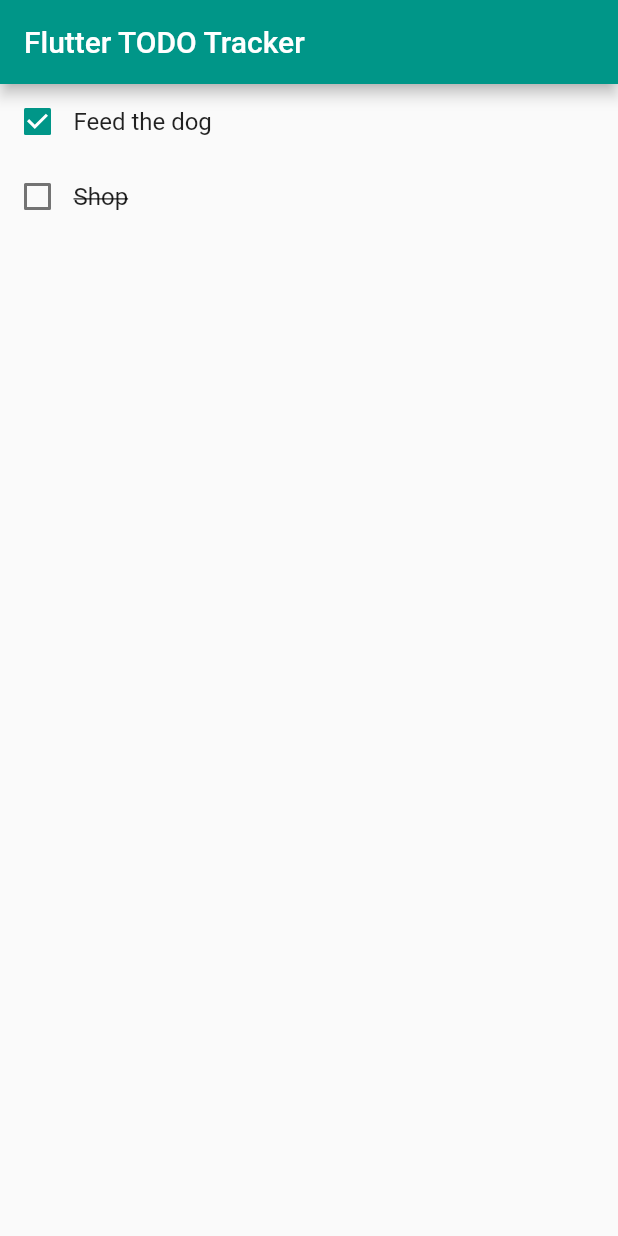
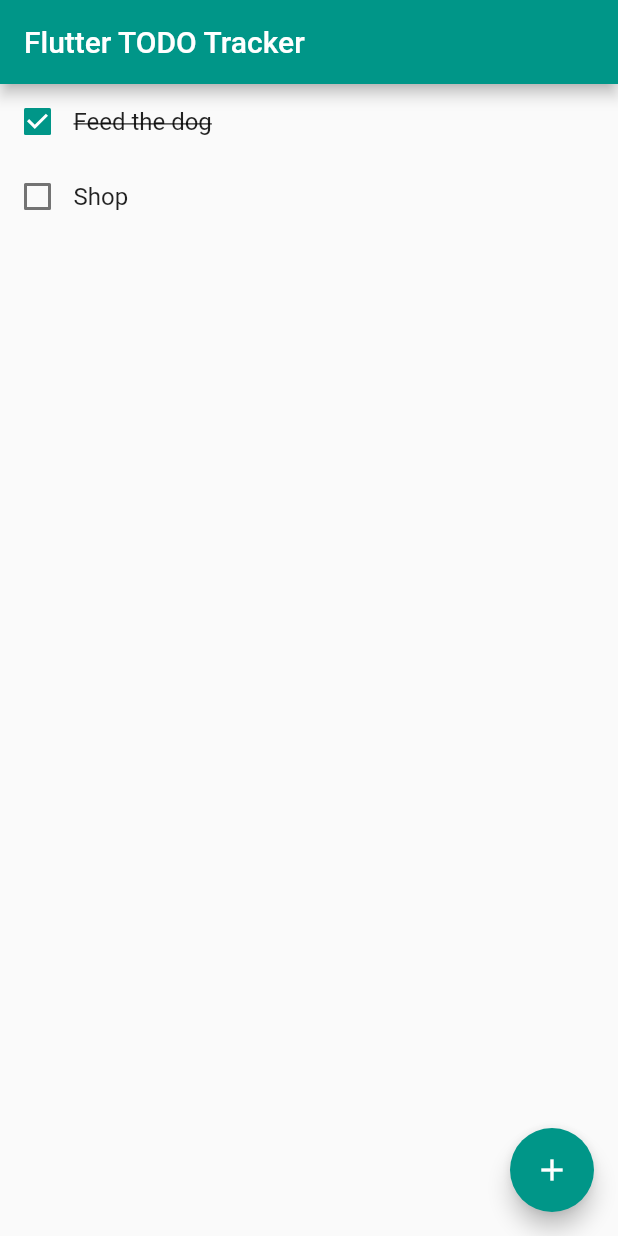
Before and after one commit to bmcilw1/flutter_todo, a Flutter app: the screen it shows after launch, on a phone screen of 412 x 824 dp. Run offline on Flutter 3.47's test engine with Material 2 defaults, Android fonts, the phone set to English and light mode, and no system bars.

Commit message:
Mostly functional todo app

```diff
--- a/lib/main.dart
+++ b/lib/main.dart
@@ -18,22 +18,43 @@ class MyApp extends StatelessWidget {
   }
 }
 
-class MyHomePage extends StatelessWidget {
+class MyHomePage extends StatefulWidget {
   final title;
 
   MyHomePage(this.title);
 
   @override
+  State<StatefulWidget> createState() => _MyHomePageState(title);
+}
+
+class _MyHomePageState extends State<MyHomePage> {
+  final title;
+  List<Widget> todos = [
+    Todo(isChecked: true, text: 'Feed the dog'),
+    Todo(isChecked: false, text: 'Shop')
+  ];
+
+  _MyHomePageState(this.title);
+
+  void _addTodo() {
+    setState(() {
+      todos.add(Todo(text: "", isChecked: false,));
+    });
+  }
+
+  @override
   Widget build(BuildContext context) {
     return Scaffold(
-        appBar: AppBar(
-          title: Text(title),
-        ),
-        body: Column(
-          children: <Widget>[
-            Todo(isChecked: true, text: 'Feed the dog'),
-            Todo(isChecked: false, text: 'Shop')
-          ],
-        ));
+      appBar: AppBar(
+        title: Text(title),
+      ),
+      body: Column(
+        children: todos,
+      ),
+      floatingActionButton: FloatingActionButton(
+        child: Icon(Icons.add),
+        onPressed: _addTodo,
+      ),
+    );
   }
 }
--- a/lib/todo.dart
+++ b/lib/todo.dart
@@ -27,17 +27,16 @@ class _TodoState extends State<Todo> {
           Checkbox(value: isChecked, onChanged: _checkChanged),
           Flexible(
             child: isChecked
-                ? TextField(
+                ? Text(
+                    text,
+                    style: TextStyle(
+                        decoration: TextDecoration.lineThrough, fontSize: 16),
+                  )
+                : TextField(
                     decoration:
                         InputDecoration.collapsed(hintText: "Enter task"),
                     controller: TextEditingController(text: text),
                     onSubmitted: _textChanged,
-                  )
-                : Text(
-                    text,
-                    style: TextStyle(
-                        decoration: TextDecoration.lineThrough,
-                        fontSize: 16),
                   ),
           )
         ]));
```
